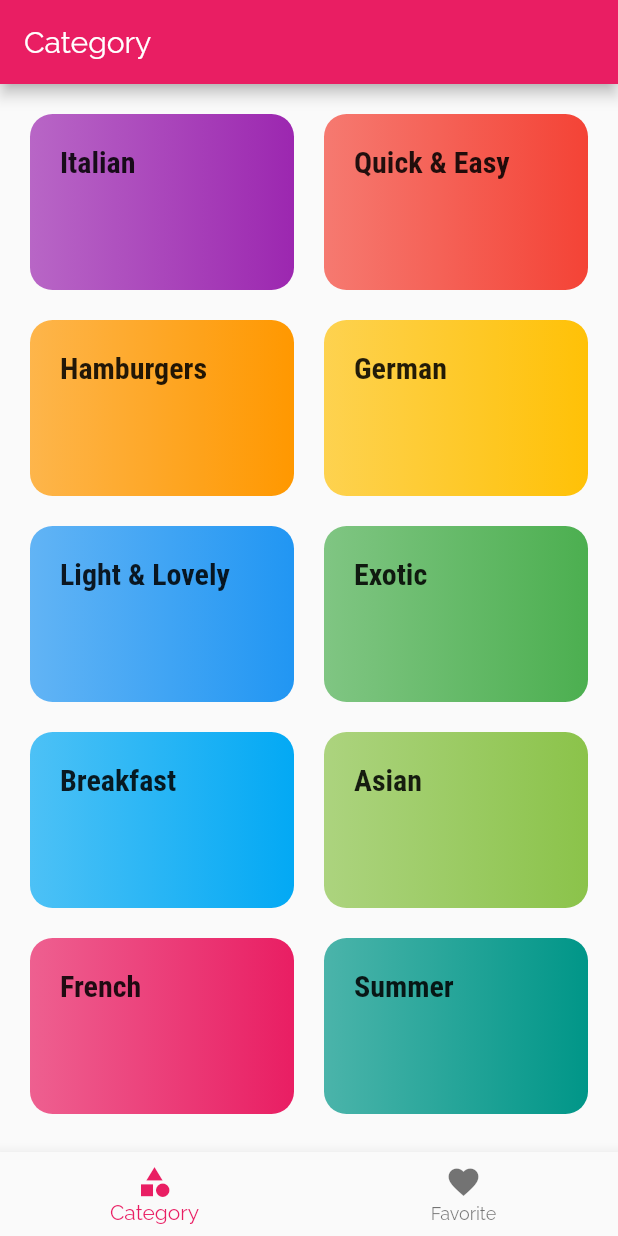
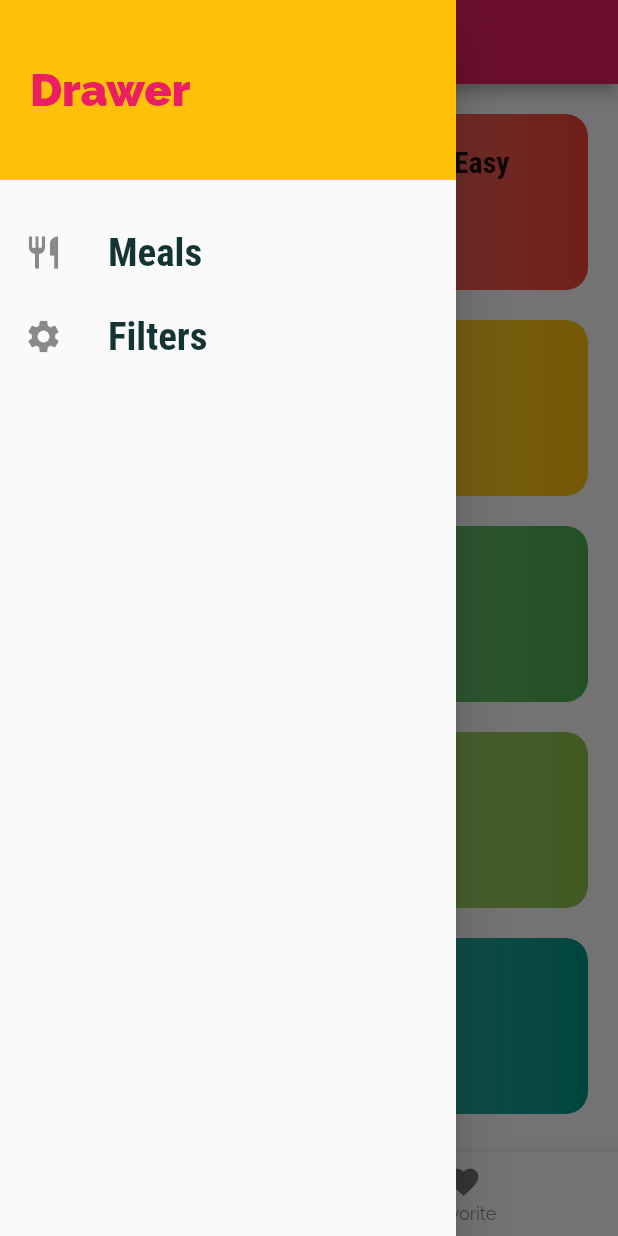
Before and after one commit to santoshmahat/food_recipes_app_with_flutter, a Flutter app: the screen it shows after launch, with the side drawer open (before the commit the screen has no drawer), on a phone screen of 412 x 824 dp. Run offline on Flutter 3.47's test engine with Material 2 defaults, Android fonts, the phone set to English and light mode, and no system bars.

Commit message:
added drawer to our app + fixes in the stack of routes by using pathNameReplacement

```diff
--- a/lib/main.dart
+++ b/lib/main.dart
@@ -1,5 +1,6 @@
 import 'package:ecommerce_app/screens/categories_screen.dart';
 import 'package:ecommerce_app/screens/category_meals_screen.dart';
+import 'package:ecommerce_app/screens/filters_screen.dart';
 import 'package:ecommerce_app/screens/meal_detail_screen.dart';
 import 'package:ecommerce_app/screens/tabs_screen.dart';
 import 'package:flutter/material.dart';
@@ -31,6 +32,7 @@ class MyApp extends StatelessWidget {
         "/": (_) => TabsScreen(),
         CategoryMealScreen.routeName: (_) => CategoryMealScreen(),
         MealDetail.routeName: (_) => MealDetail(),
+        FilterScreen.routeName: (_) => FilterScreen(),
       },
 
       // like 404 page not found
--- a/lib/screens/favorite_screen.dart
+++ b/lib/screens/favorite_screen.dart
@@ -1,6 +1,7 @@
 import 'package:flutter/material.dart';
 
 class FavoriteScreen extends StatelessWidget {
+  static final routeName = "/favorite";
   @override
   Widget build(BuildContext context) {
     return Center(
--- /dev/null
+++ b/lib/screens/filters_screen.dart
@@ -0,0 +1,15 @@
+import 'package:ecommerce_app/widgets/main_drawer.dart';
+import 'package:flutter/material.dart';
+
+class FilterScreen extends StatelessWidget {
+  static final routeName = '/filters';
+  @override
+  Widget build(BuildContext context) {
+    return Scaffold(
+      appBar: AppBar(
+        title: Text("Filters"),
+      ),
+      drawer: MainDrawer(),
+    );
+  }
+}
--- a/lib/screens/tabs_screen.dart
+++ b/lib/screens/tabs_screen.dart
@@ -1,5 +1,6 @@
 import 'package:ecommerce_app/screens/categories_screen.dart';
 import 'package:ecommerce_app/screens/favorite_screen.dart';
+import 'package:ecommerce_app/widgets/main_drawer.dart';
 import 'package:flutter/material.dart';
 
 class TabsScreen extends StatefulWidget {
@@ -38,6 +39,7 @@ class _TabsScreenState extends State<TabsScreen> {
               icon: Icon(Icons.favorite), title: Text("Favorite"))
         ],
       ),
+      drawer: MainDrawer(),
       body: _pages[_selectedPageIndex]['page'],
     );
   }
--- /dev/null
+++ b/lib/widgets/main_drawer.dart
@@ -0,0 +1,55 @@
+import 'package:ecommerce_app/screens/categories_screen.dart';
+import 'package:ecommerce_app/screens/filters_screen.dart';
+import 'package:flutter/material.dart';
+
+class MainDrawer extends StatelessWidget {
+  Widget buildListTile(String title, IconData icon, Function onTab) {
+    return Container(
+      child: ListTile(
+        onTap: onTab,
+        leading: Icon(
+          icon,
+          size: 26,
+        ),
+        title: Text(
+          title,
+          style: TextStyle(
+              fontFamily: 'RobotoCondensed',
+              fontSize: 26,
+              fontWeight: FontWeight.bold),
+        ),
+      ),
+    );
+  }
+
+  @override
+  Widget build(BuildContext context) {
+    return Drawer(
+      child: Column(
+        children: <Widget>[
+          Container(
+            height: 120,
+            width: double.infinity,
+            alignment: Alignment.centerLeft,
+            color: Theme.of(context).accentColor,
+            padding: EdgeInsets.all(20),
+            child: Text(
+              "Drawer",
+              style: TextStyle(
+                  fontSize: 30,
+                  fontWeight: FontWeight.w900,
+                  color: Theme.of(context).primaryColor),
+            ),
+          ),
+          SizedBox(height: 20),
+          buildListTile("Meals", Icons.restaurant, () {
+            Navigator.of(context).pushReplacementNamed("/");
+          }),
+          buildListTile("Filters", Icons.settings, () {
+            Navigator.of(context).pushReplacementNamed(FilterScreen.routeName);
+          })
+        ],
+      ),
+    );
+  }
+}
```
